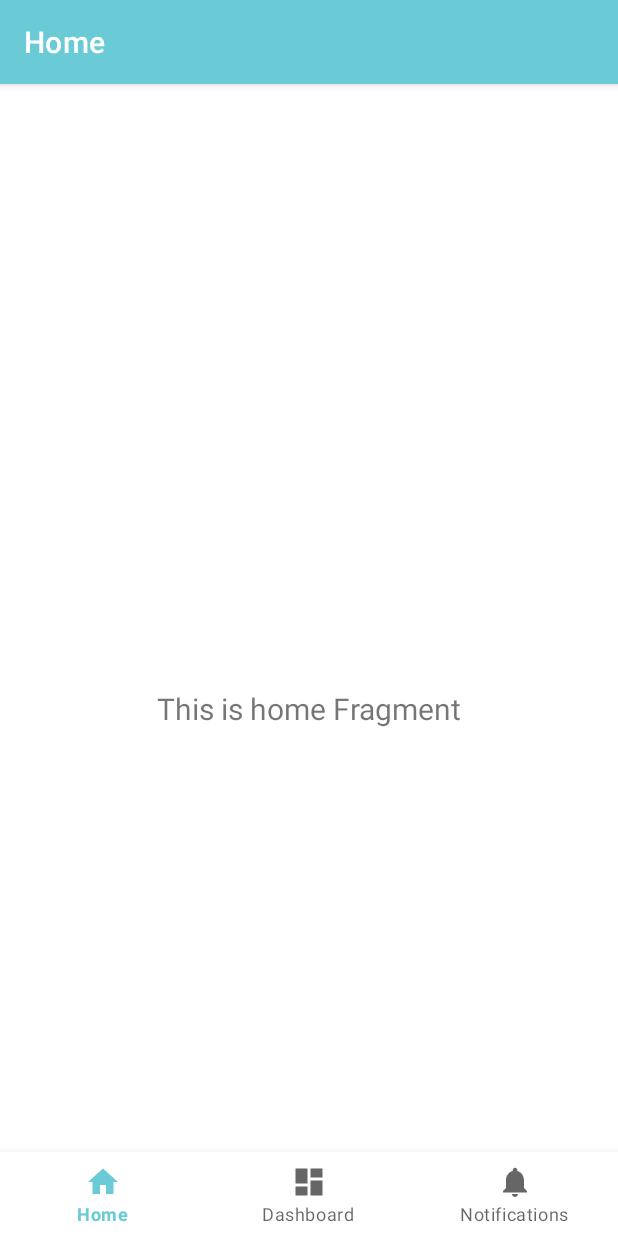
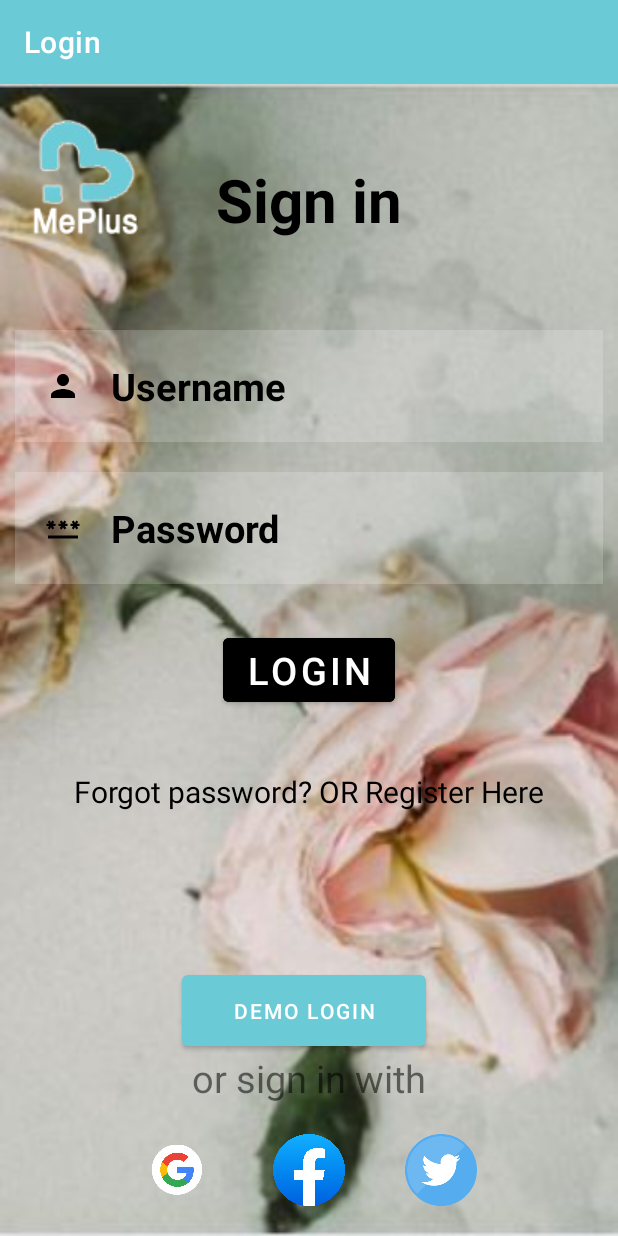
Before and after one commit to MavrickU4/MePlus, an Android app: the screen it shows after launch (MainActivity before the commit, LoginActivity after it), on a phone screen of 412 x 824 dp. Run offline under Robolectric (Android 15) with nearby library versions, the phone set to English and light mode, and no system bars; our stand-ins replace navigation-ui.

Commit message:
Login & demo Login Button

```diff
--- a/app/src/main/AndroidManifest.xml
+++ b/app/src/main/AndroidManifest.xml
@@ -15,9 +15,24 @@
             android:name=".MainActivity"
             android:exported="true"
             android:label="@string/app_name">
+<!--            <intent-filter>-->
+                <intent-filter>
+                    <action android:name="android.intent.action.BOOT_COMPLETED" />
+                    <category android:name="android.intent.category.DEFAULT" />
+                </intent-filter>
+
+<!--                <action android:name="android.intent.action.MAIN" />-->
+<!--                <category android:name="android.intent.category.LAUNCHER"
+            </intent-filter>/>-->
+        </activity>
+
+        <activity
+            android:name=".LoginActivity"
+            android:label="@string/login_activity_title"
+            android:screenOrientation="portrait"
+            android:exported="true">
             <intent-filter>
                 <action android:name="android.intent.action.MAIN" />
-
                 <category android:name="android.intent.category.LAUNCHER" />
             </intent-filter>
         </activity>
--- /dev/null
+++ b/app/src/main/java/com/example/meplus/LoginActivity.kt
@@ -0,0 +1,36 @@
+package com.example.meplus
+
+import android.content.Intent
+import android.os.Bundle
+
+import com.google.android.material.bottomnavigation.BottomNavigationView
+import androidx.appcompat.app.AppCompatActivity
+import androidx.navigation.findNavController
+import androidx.navigation.ui.AppBarConfiguration
+import androidx.navigation.ui.setupActionBarWithNavController
+import androidx.navigation.ui.setupWithNavController
+import com.example.meplus.databinding.ActivityLoginBinding
+import com.example.meplus.databinding.ActivityMainBinding
+
+
+
+class LoginActivity : AppCompatActivity() {
+
+    private lateinit var binding: ActivityLoginBinding
+
+
+    override fun onCreate(savedInstanceState: Bundle?) {
+        super.onCreate(savedInstanceState)
+
+        binding = ActivityLoginBinding.inflate(layoutInflater)
+        setContentView(binding.root)
+
+
+        val demoLoginButton = binding.demoLoginBtn
+        demoLoginButton.setOnClickListener {
+            startActivity(Intent(this, MainActivity::class.java))
+        }
+
+    }
+
+}
--- /dev/null
+++ b/app/src/main/res/drawable/background.xml
@@ -0,0 +1,4 @@
+<?xml version="1.0" encoding="utf-8"?>
+<selector xmlns:android="http://schemas.android.com/apk/res/android">
+
+</selector>
--- /dev/null
+++ b/app/src/main/res/drawable/baseline_password_24.xml
@@ -0,0 +1,5 @@
+<vector android:height="24dp" android:tint="#000000"
+    android:viewportHeight="24" android:viewportWidth="24"
+    android:width="24dp" xmlns:android="http://schemas.android.com/apk/res/android">
+    <path android:fillColor="@android:color/white" android:pathData="M2,17h20v2H2V17zM3.15,12.95L4,11.47l0.85,1.48l1.3,-0.75L5.3,10.72H7v-1.5H5.3l0.85,-1.47L4.85,7L4,8.47L3.15,7l-1.3,0.75L2.7,9.22H1v1.5h1.7L1.85,12.2L3.15,12.95zM9.85,12.2l1.3,0.75L12,11.47l0.85,1.48l1.3,-0.75l-0.85,-1.48H15v-1.5h-1.7l0.85,-1.47L12.85,7L12,8.47L11.15,7l-1.3,0.75l0.85,1.47H9v1.5h1.7L9.85,12.2zM23,9.22h-1.7l0.85,-1.47L20.85,7L20,8.47L19.15,7l-1.3,0.75l0.85,1.47H17v1.5h1.7l-0.85,1.48l1.3,0.75L20,11.47l0.85,1.48l1.3,-0.75l-0.85,-1.48H23V9.22z"/>
+</vector>
--- /dev/null
+++ b/app/src/main/res/drawable/baseline_person_24.xml
@@ -0,0 +1,5 @@
+<vector android:height="24dp" android:tint="#000000"
+    android:viewportHeight="24" android:viewportWidth="24"
+    android:width="24dp" xmlns:android="http://schemas.android.com/apk/res/android">
+    <path android:fillColor="@android:color/white" android:pathData="M12,12c2.21,0 4,-1.79 4,-4s-1.79,-4 -4,-4 -4,1.79 -4,4 1.79,4 4,4zM12,14c-2.67,0 -8,1.34 -8,4v2h16v-2c0,-2.66 -5.33,-4 -8,-4z"/>
+</vector>
--- /dev/null
+++ b/app/src/main/res/drawable/ic_baseline_person_24.xml
@@ -0,0 +1,4 @@
+<?xml version="1.0" encoding="utf-8"?>
+<selector xmlns:android="http://schemas.android.com/apk/res/android">
+
+</selector>
--- /dev/null
+++ b/app/src/main/res/layout/activity_login.xml
@@ -0,0 +1,162 @@
+<?xml version="1.0" encoding="utf-8"?>
+<RelativeLayout xmlns:android="http://schemas.android.com/apk/res/android"
+    xmlns:tools="http://schemas.android.com/tools"
+    android:layout_width="match_parent"
+    android:layout_height="match_parent"
+    android:background="@drawable/roses"
+    tools:context=".MainActivity">
+
+    <TextView
+        android:id="@+id/signin"
+        android:layout_width="match_parent"
+        android:layout_height="wrap_content"
+        android:layout_marginStart="50dp"
+        android:layout_marginTop="50dp"
+        android:layout_marginEnd="50dp"
+        android:layout_marginBottom="50dp"
+        android:gravity="center"
+        android:text="@string/sign_in"
+        android:textColor="@color/black"
+        android:textSize="40sp"
+        android:textStyle="bold" />
+
+    <EditText
+
+        android:layout_width="match_parent"
+        android:layout_height="wrap_content"
+        android:id="@+id/username"
+        android:layout_below="@id/signin"
+        android:background="#30ffffff"
+        android:hint="Username"
+        android:textColor="@color/black"
+        android:textColorHint="@color/black"
+        android:layout_margin="10dp"
+        android:padding="20dp"
+        android:drawableLeft="@drawable/baseline_person_24"
+        android:drawablePadding="20dp"
+        android:textSize="25dp"
+        android:textStyle="bold"
+        android:autofillHints=""
+        android:inputType="text"/>
+
+    <EditText
+
+        android:id="@+id/password"
+        android:layout_width="match_parent"
+        android:layout_height="wrap_content"
+        android:layout_below="@id/username"
+        android:layout_marginStart="10dp"
+        android:layout_marginTop="10dp"
+        android:layout_marginEnd="10dp"
+        android:layout_marginBottom="10dp"
+        android:background="#30ffffff"
+        android:drawableLeft="@drawable/baseline_password_24"
+        android:drawablePadding="20dp"
+        android:hint="@string/password"
+        android:inputType="textPassword"
+        android:padding="20dp"
+        android:textColor="@color/black"
+        android:textColorHint="@color/black"
+        android:textSize="25dp"
+        android:textStyle="bold" />
+
+
+    <com.google.android.material.button.MaterialButton
+        android:id="@+id/loginbtn"
+        android:layout_width="wrap_content"
+        android:layout_height="wrap_content"
+        android:layout_below="@id/password"
+        android:layout_centerHorizontal="true"
+        android:layout_marginStart="20dp"
+        android:layout_marginTop="20dp"
+        android:layout_marginEnd="20dp"
+        android:layout_marginBottom="20dp"
+        android:backgroundTint="@color/design_default_color_on_secondary"
+        android:text="LOGIN"
+        android:textSize="25sp" />
+
+    <TextView
+        android:id="@+id/forgotpass"
+        android:layout_width="wrap_content"
+        android:layout_height="wrap_content"
+        android:layout_below="@id/loginbtn"
+        android:layout_centerHorizontal="true"
+        android:layout_marginStart="20dp"
+        android:layout_marginTop="20dp"
+        android:layout_marginEnd="20dp"
+        android:layout_marginBottom="20dp"
+        android:text="Forgot password? OR Register Here"
+        android:textSize="20dp"
+        android:textColor="@color/black" />
+
+
+    <LinearLayout
+        android:layout_width="match_parent"
+        android:layout_height="wrap_content"
+        android:id="@+id/right_icon"
+        android:layout_alignParentRight="true"
+        android:gravity="center"
+        android:orientation="horizontal"/>
+
+
+    <ImageView
+        android:layout_width="wrap_content"
+        android:layout_height="wrap_content"
+        android:layout_marginStart="20dp"
+        android:layout_marginTop="20dp"
+        android:layout_marginEnd="20dp"
+        android:layout_marginBottom="20dp"
+        android:src="@drawable/meplusu" />
+
+    <TextView
+        android:layout_width="wrap_content"
+        android:layout_height="wrap_content"
+        android:id="@+id/others"
+        android:layout_above="@id/socialicons"
+        android:text="or sign in with"
+        android:textSize="25dp"
+        android:layout_centerHorizontal="true"/>
+
+    <LinearLayout
+        android:layout_width="match_parent"
+        android:layout_height="wrap_content"
+        android:id="@+id/socialicons"
+        android:layout_alignParentBottom="true"
+        android:gravity="center">
+
+
+        <ImageView
+            android:layout_width="48dp"
+            android:layout_height="48dp"
+            android:layout_margin="20dp"
+            android:src="@drawable/google_1"
+            android:contentDescription="TODO" />
+        <ImageView
+            android:layout_width="48dp"
+            android:layout_height="48dp"
+            android:layout_margin="20dp"
+            android:src="@drawable/facebook1"/>
+        <ImageView
+            android:layout_width="48dp"
+            android:layout_height="48dp"
+            android:layout_margin="20dp"
+            android:src="@drawable/twitter3"/>
+
+
+
+    </LinearLayout>
+
+    <Button
+        android:id="@+id/demoLoginBtn"
+        android:layout_width="wrap_content"
+        android:layout_height="59dp"
+        android:layout_above="@+id/others"
+        android:layout_alignParentStart="true"
+        android:layout_alignParentEnd="true"
+        android:layout_marginStart="121dp"
+        android:layout_marginEnd="128dp"
+        android:layout_marginBottom="-2dp"
+        android:text="Demo Login" />
+
+
+</RelativeLayout>
--- a/app/src/main/res/values/strings.xml
+++ b/app/src/main/res/values/strings.xml
@@ -5,4 +5,7 @@
     <string name="title_notifications">Notifications</string>
     <!-- TODO: Remove or change this placeholder text -->
     <string name="hello_blank_fragment">Hello blank fragment</string>
+    <string name="sign_in">Sign in</string>
+    <string name="password">Password</string>
+    <string name="login_activity_title">Login</string>
 </resources>
```
Also changed, not shown: app/src/main/res/drawable/facebook1.png (added), app/src/main/res/drawable/google_1.png (added), app/src/main/res/drawable/meplusu.png (added), app/src/main/res/drawable/meplusu1.jpg (added), app/src/main/res/drawable/meplusu2.png (added), app/src/main/res/drawable/roses.JPG (added), app/src/main/res/drawable/twitter3.png (added).
